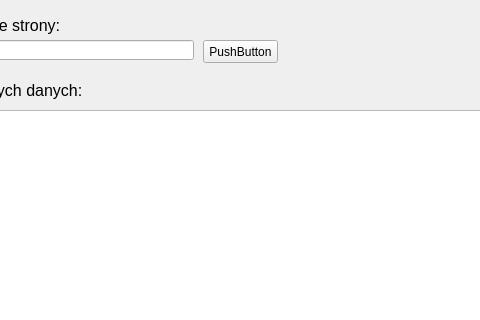
oldgang/Password_Manager_PyQt5, file show_passwords.ui: the form before one commit; both pictures show x 157 to 637 and y 0 to 320 of the 761 by 499 pixel window.
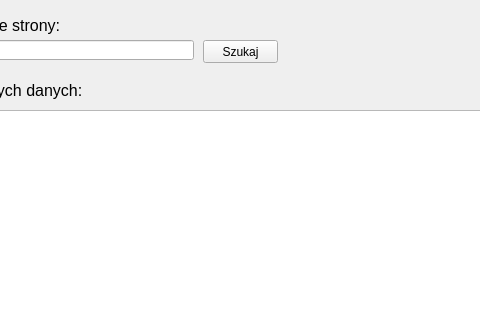
The form after the commit.

Patch:
```diff
--- a/show_passwords.ui
+++ b/show_passwords.ui
@@ -10,6 +10,18 @@
     <height>499</height>
    </rect>
   </property>
+  <property name="sizePolicy">
+   <sizepolicy hsizetype="Fixed" vsizetype="Fixed">
+    <horstretch>0</horstretch>
+    <verstretch>0</verstretch>
+   </sizepolicy>
+  </property>
+  <property name="maximumSize">
+   <size>
+    <width>761</width>
+    <height>499</height>
+   </size>
+  </property>
   <property name="windowTitle">
    <string>Lista przechowywanych danych</string>
   </property>
@@ -48,7 +60,7 @@
     </rect>
    </property>
    <property name="text">
-    <string>PushButton</string>
+    <string>Szukaj</string>
    </property>
   </widget>
   <widget class="QLabel" name="label">
```
